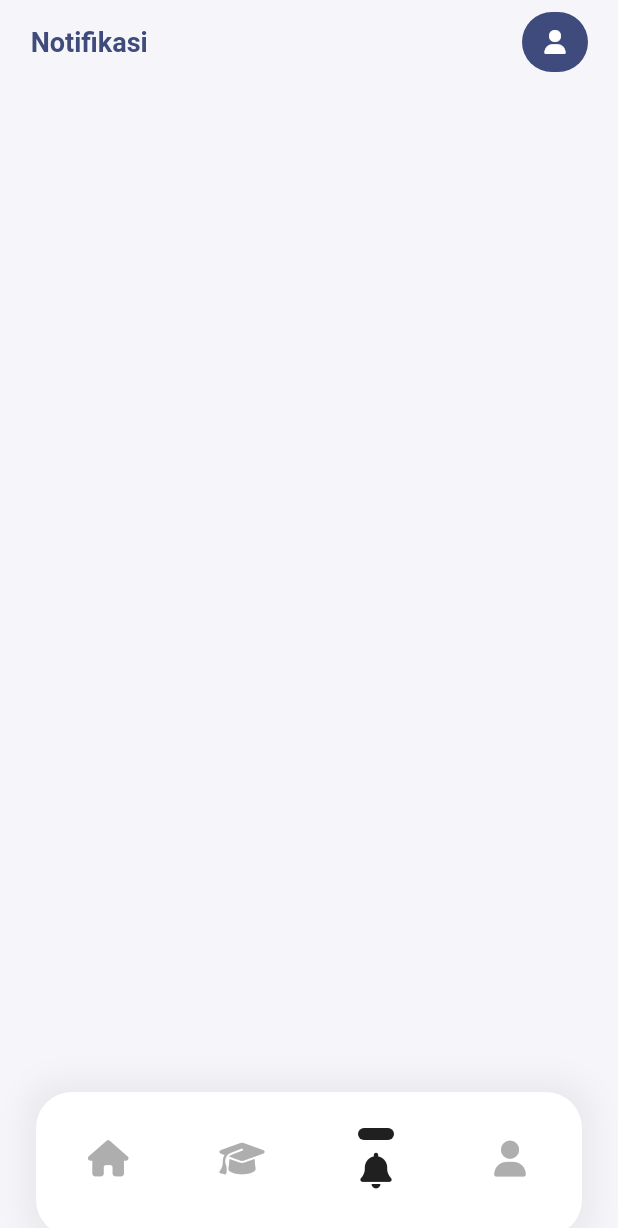
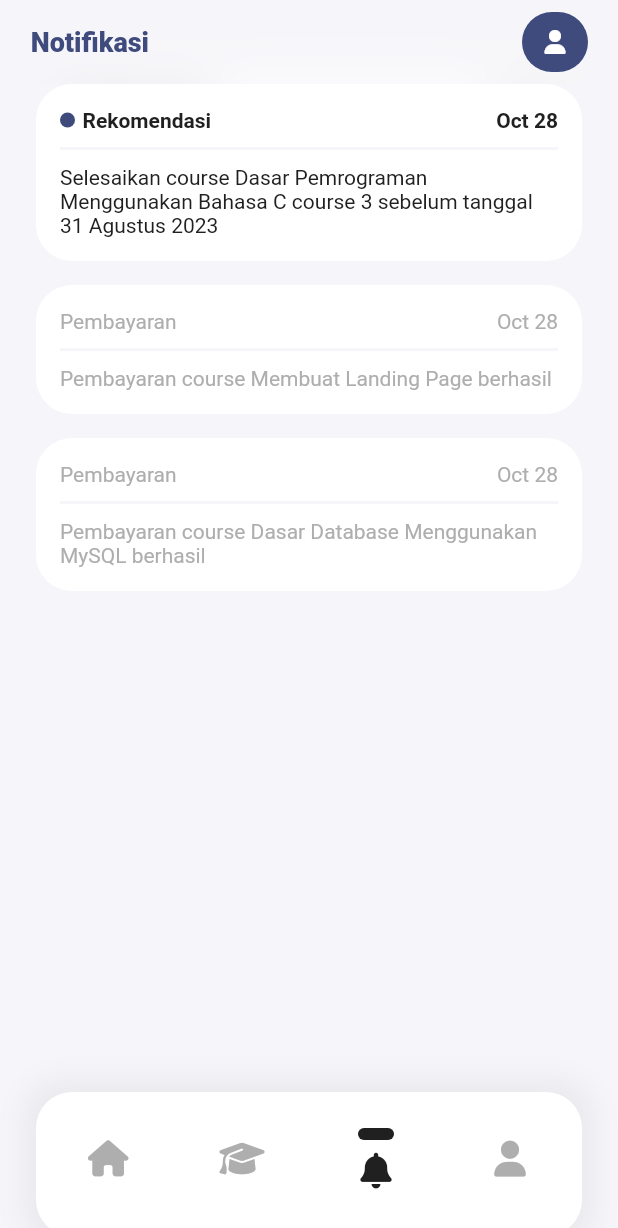
Before and after one commit to latifulfikri/mobile_becademy, a Flutter app: the screen it shows after launch, item 3 of the bottom bar chosen, on a phone screen of 412 x 824 dp. Shown: the top 1228 px of the screen. Run offline on Flutter 3.47's test engine with Material 2 defaults, Android fonts, the light colour scheme and no system bars; our stand-ins replace font_awesome_flutter.

Commit message:
main page - notification

```diff
--- a/lib/pages/main/course.dart
+++ b/lib/pages/main/course.dart
@@ -1,4 +1,3 @@
-import 'package:becademy/pages/main/home.dart';
 import 'package:flutter/material.dart';
 import 'package:font_awesome_flutter/font_awesome_flutter.dart';
 
--- a/lib/pages/main/home.dart
+++ b/lib/pages/main/home.dart
@@ -75,7 +75,7 @@ class _MainHomePageState extends State<MainHomePage> {
                   },
                   style: ElevatedButton.styleFrom(
                     backgroundColor: Colors.white,
-                    foregroundColor: Colors.black
+                    foregroundColor: Theme.of(context).primaryColor,
                   ),
                   child: Wrap(
                     crossAxisAlignment: WrapCrossAlignment.center,
@@ -239,7 +239,12 @@ class _MainHomePageState extends State<MainHomePage> {
               child: Column(
                 crossAxisAlignment: CrossAxisAlignment.start,
                 children: [
-                  Text(title),
+                  Text(
+                    title,
+                    style: TextStyle(
+                      fontWeight: FontWeight.bold
+                    ),
+                  ),
                   Padding(padding: EdgeInsets.only(bottom: 8)),
                   Row(
                     children: [
@@ -252,8 +257,7 @@ class _MainHomePageState extends State<MainHomePage> {
                         child: Text(
                           category,
                           style: TextStyle(
-                            color: Colors.white,
-                            fontWeight: FontWeight.w900
+                            color: Colors.white
                           ),
                         ),
                       ),
--- a/lib/pages/main/notification.dart
+++ b/lib/pages/main/notification.dart
@@ -1,4 +1,5 @@
 import 'package:flutter/material.dart';
+import 'package:intl/intl.dart';
 
 class MainNotificationPage extends StatefulWidget {
   const MainNotificationPage({super.key});
@@ -10,8 +11,89 @@ class MainNotificationPage extends StatefulWidget {
 class _MainNotificationPageState extends State<MainNotificationPage> {
   @override
   Widget build(BuildContext context) {
-    return const Column(
-
+    return new Column(
+      children: [
+        notificationItem(true, "Rekomendasi", DateTime.now(),"Selesaikan course Dasar Pemrograman Menggunakan Bahasa C course 3 sebelum tanggal 31 Agustus 2023"),
+        notificationItem(false, "Pembayaran", DateTime.now(),"Pembayaran course Membuat Landing Page berhasil"),
+        notificationItem(false, "Pembayaran", DateTime.now(),"Pembayaran course Dasar Database Menggunakan MySQL berhasil"),
+      ],
     );
   }
+
+  Widget notificationItem(bool isNew, String title, DateTime date, String body) {
+    return Container(
+      padding: EdgeInsets.all(16),
+      margin: EdgeInsets.fromLTRB(24, 0, 24, 16),
+      decoration: BoxDecoration(
+        color: Theme.of(context).colorScheme.tertiaryContainer,
+        borderRadius: BorderRadius.circular(24)
+      ),
+      child: Column(
+        children: [
+          Row(
+            children: [
+              dotNotification(isNew),
+              Expanded(
+                child: Text(
+                  title,
+                  style: TextStyle(
+                    fontWeight: isNew == true ? FontWeight.bold : FontWeight.normal,
+                    color: isNew == true ? Theme.of(context).colorScheme.secondary : Theme.of(context).colorScheme.tertiary
+                  ),
+                ),
+              ),
+              Text(
+                DateFormat.MMMd('en_US').format(date),
+                style: TextStyle(
+                  fontWeight: isNew == true ? FontWeight.bold : FontWeight.normal,
+                  color: isNew == true ? Theme.of(context).colorScheme.secondary : Theme.of(context).colorScheme.tertiary
+                ),
+              )
+            ],
+          ),
+          Row(
+            children: [
+              Expanded(
+                child: Container(
+                  margin: EdgeInsets.symmetric(
+                    vertical: 10
+                  ),
+                  height: 2,
+                  color: Theme.of(context).scaffoldBackgroundColor,
+                ),
+              )
+            ],
+          ),
+          Row(
+            children: [
+              Expanded(
+                child: Text(
+                  body,
+                  style: TextStyle(
+                    color: isNew == true ? Theme.of(context).colorScheme.secondary : Theme.of(context).colorScheme.tertiary
+                  ),
+                ),
+              )
+            ],
+          )
+        ],
+      ),
+    );
+  }
+
+  Widget dotNotification(bool isNew) {
+    if(isNew == true) {
+      return new Container(
+        width: 10,
+        height: 10,
+        margin: EdgeInsets.only(right: 5),
+        decoration: BoxDecoration(
+          borderRadius: BorderRadius.circular(5),
+          color: Theme.of(context).primaryColor
+        ),
+      );
+    } else {
+      return SizedBox();
+    }
+  }
 }
--- a/lib/pages/mainPage.dart
+++ b/lib/pages/mainPage.dart
@@ -56,7 +56,12 @@ class _MainPageState extends State<MainPage> {
         ),
         elevation: 0,
         centerTitle: false,
-        title: Text(" ${_title[_bottomNavigationCurrentIndex]}"),
+        title: Text(
+          " ${_title[_bottomNavigationCurrentIndex]}",
+          style: TextStyle(
+            fontWeight: FontWeight.w900
+          ),
+        ),
         actions: [
           GestureDetector(
             onTap: () => {
--- a/lib/theme.dart
+++ b/lib/theme.dart
@@ -42,8 +42,9 @@ class ThemeClass {
         elevation: 0,
         shadowColor: Colors.transparent,
         textStyle: TextStyle(
-          fontWeight: FontWeight.bold
-        )
+          fontWeight: FontWeight.bold,
+        ),
+        foregroundColor: Colors.white,
       )
     )
   );
@@ -73,8 +74,9 @@ class ThemeClass {
         elevation: 0,
         shadowColor: Colors.transparent,
         textStyle: TextStyle(
-          fontWeight: FontWeight.bold
-        )
+          fontWeight: FontWeight.bold,
+        ),
+        foregroundColor: Colors.white,
       )
     )
   );
--- a/pubspec.yaml
+++ b/pubspec.yaml
@@ -37,6 +37,7 @@ dependencies:
   cupertino_icons: ^1.0.2
   font_awesome_flutter: ^10.6.0
   percent_indicator: ^4.2.3
+  intl: ^0.18.1
 
 dev_dependencies:
   flutter_test:
```
Also changed, not shown: pubspec.lock.
